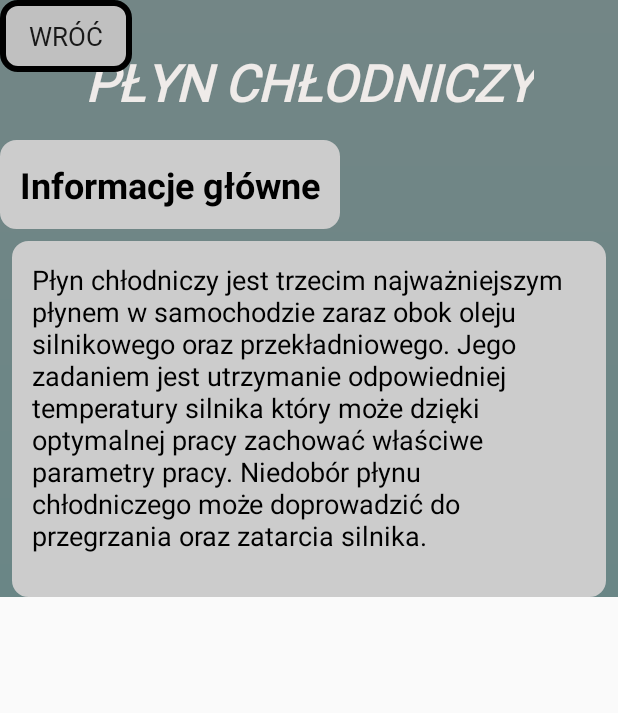
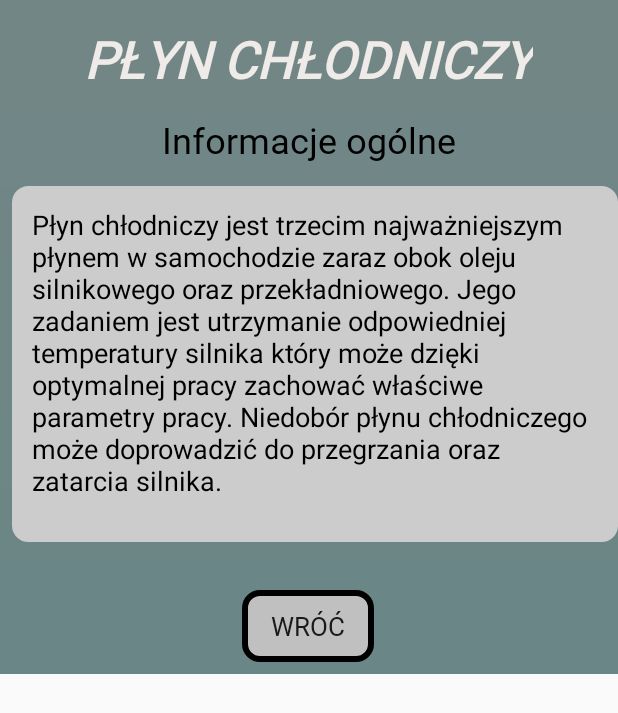
Before and after one commit to WiktorP99/RemedyApp, an Android app: the CoolingFluidActivity screen opened directly, with no data from a screen before it, on a phone screen of 412 x 824 dp. Shown: the top 713 px of the screen. Run offline under Robolectric (Android 15) with nearby library versions, the light colour scheme and no system bars; Roboto replaces fonts that are not available here.

Commit message:
Quick fix

```diff
--- a/app/src/main/res/layout/activity_cooling_fluid.xml
+++ b/app/src/main/res/layout/activity_cooling_fluid.xml
@@ -20,62 +20,67 @@
             android:id="@+id/cooling_fluid_backButton"
             android:layout_width="wrap_content"
             android:layout_height="48dp"
+            android:layout_marginBottom="8dp"
             android:background="@drawable/button_background"
             android:fontFamily="@font/mitr_medium"
             android:gravity="center_vertical"
             android:text="@string/back_button"
             android:textAlignment="center"
             android:textSize="17sp"
-            tools:ignore="RtlCompat"
-            tools:layout_editor_absoluteX="161dp"
-            tools:layout_editor_absoluteY="503dp" />
+            app:layout_constraintBottom_toBottomOf="parent"
+            app:layout_constraintEnd_toEndOf="parent"
+            app:layout_constraintHorizontal_bias="0.498"
+            app:layout_constraintStart_toStartOf="parent"
+            tools:ignore="RtlCompat" />
 
         <TextView
             android:id="@+id/cooling_fluid_textView"
             android:layout_width="wrap_content"
             android:layout_height="wrap_content"
-            android:layout_marginTop="32dp"
             android:fontFamily="@font/mitr_medium"
             android:text="@string/Cooling_fluid_btn"
             android:textAlignment="center"
             android:textColor="#EFEBE9"
             android:textSize="34sp"
             android:textStyle="bold|italic"
+            app:layout_constraintBottom_toTopOf="@+id/textView2"
             app:layout_constraintEnd_toEndOf="parent"
+            app:layout_constraintHorizontal_bias="0.494"
             app:layout_constraintStart_toStartOf="parent"
-            app:layout_constraintTop_toTopOf="parent" />
+            app:layout_constraintTop_toTopOf="parent"
+            app:layout_constraintVertical_bias="0.21" />
 
         <TextView
             android:id="@+id/textView2"
             android:layout_width="0dp"
             android:layout_height="237dp"
             android:layout_marginStart="8dp"
-            android:layout_marginTop="8dp"
-            android:layout_marginEnd="8dp"
+            android:layout_marginBottom="32dp"
             android:background="@drawable/text_view_style"
             android:padding="20px"
             android:text="@string/cooling_fluid_credentials"
             android:textAlignment="viewStart"
             android:textColor="#000"
             android:textSize="18sp"
+            app:layout_constraintBottom_toTopOf="@+id/cooling_fluid_backButton"
             app:layout_constraintEnd_toEndOf="parent"
             app:layout_constraintHorizontal_bias="0.0"
-            app:layout_constraintStart_toStartOf="parent"
-            app:layout_constraintTop_toBottomOf="@+id/textView3" />
+            app:layout_constraintStart_toStartOf="parent" />
 
         <TextView
             android:id="@+id/textView3"
             android:layout_width="wrap_content"
             android:layout_height="wrap_content"
-            android:layout_marginTop="16dp"
-            android:background="@drawable/text_view_style"
-            android:padding="20px"
-            android:text="Informacje główne"
+            android:fontFamily="@font/mitr_medium"
+            android:padding="22px"
+            android:text="Informacje ogólne"
+            android:textAlignment="textStart"
             android:textColor="#000000"
             android:textSize="24sp"
-            android:textStyle="bold"
-            app:layout_constraintTop_toBottomOf="@+id/cooling_fluid_textView"
-            tools:layout_editor_absoluteX="97dp" />
+            app:layout_constraintBottom_toTopOf="@+id/textView2"
+            app:layout_constraintEnd_toEndOf="parent"
+            app:layout_constraintStart_toStartOf="parent"
+            app:layout_constraintTop_toBottomOf="@+id/cooling_fluid_textView" />
 
     </androidx.constraintlayout.widget.ConstraintLayout>
 </ScrollView>
```
